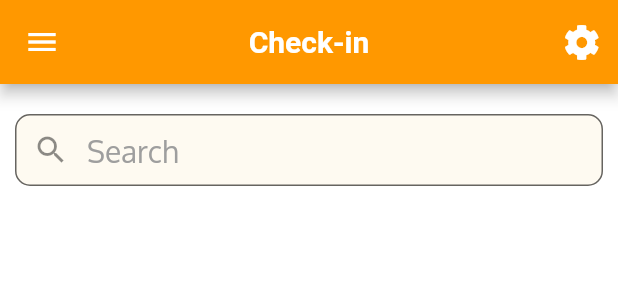
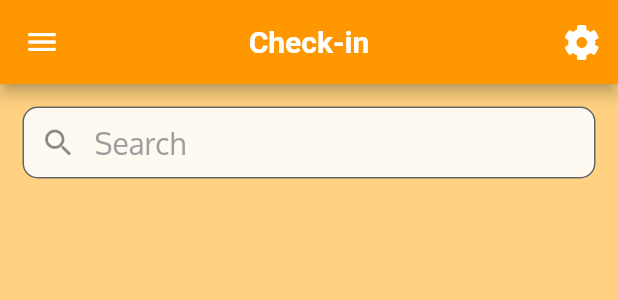
Before and after one commit to Mina-Nabil/StMaryFC, a Flutter app: the HomeScreen widget shown alone on an empty page, opened directly, on a phone screen of 412 x 824 dp. Shown: the top 300 px of the screen. Run offline on Flutter 3.47's test engine with Material 2 defaults, Android fonts, the phone set to English and light mode, and no system bars; our stand-ins replace connectivity, flutter_secure_storage, font_awesome_flutter, image_cropper, image_picker, page_transition and 1 more; accounts and stored records are empty; network calls fail.

Commit message:
Home screen background

```diff
--- a/lib/screens/GroupsScreen.dart
+++ b/lib/screens/GroupsScreen.dart
@@ -94,9 +94,9 @@ class _GroupsScreenState extends State<GroupsScreen> {
       children: [
         Expanded(
           child: Container(
-            padding: EdgeInsets.symmetric(horizontal: 20),
+            padding: EdgeInsets.symmetric(horizontal: 15),
             decoration: BoxDecoration(
-                color: Colors.white, borderRadius: BorderRadius.all(Radius.circular(25)), border: Border.all(color: Color.fromRGBO(79, 50, 0, 1))),
+                color: Colors.white, borderRadius: BorderRadius.all(Radius.circular(15)), border: Border.all(color: Color.fromRGBO(79, 50, 0, 1))),
             child: ListView(
                 children: []
                   ..addAll(formWidgets)
--- a/lib/screens/HomeScreen.dart
+++ b/lib/screens/HomeScreen.dart
@@ -1,5 +1,6 @@
 import 'dart:async';
 import 'package:StMaryFA/providers/UsersProvider.dart';
+import 'package:StMaryFA/screens/FAScreen.dart';
 import 'package:StMaryFA/screens/SettingsScreen.dart';
 import 'package:StMaryFA/widgets/DefDrawer.dart';
 import 'package:StMaryFA/widgets/UserCard.dart';
@@ -29,15 +30,13 @@ class _HomeScreenState extends State<HomeScreen> {
 
   @override
   Widget build(BuildContext context) {
-    return Scaffold(
-      backgroundColor: Theme.of(context).backgroundColor,
+    return FAScreen(
       appBar: AppBar(
         title: Text("Check-in"),
         actions: [IconButton(icon: FaIcon(FontAwesomeIcons.cog), onPressed: () => Navigator.of(context).push(MaterialPageRoute(builder: (context) => SettingsScreen())),)]
       ),
       drawer: DefDrawer(),
       body: Container(
-        padding: EdgeInsets.symmetric(horizontal: 10, vertical: 20),
         child: Container(
           alignment: Alignment.center,
           child: Column(
@@ -67,7 +66,7 @@ class _HomeScreenState extends State<HomeScreen> {
               ),
 
               SizedBox(
-                height: 20,
+                height: 15,
               ),
 
               Expanded(
--- a/lib/widgets/UserCard.dart
+++ b/lib/widgets/UserCard.dart
@@ -15,7 +15,7 @@ class UserCard extends StatelessWidget {
     return Container(
       padding: EdgeInsets.symmetric(vertical: 5, horizontal: 5),
       decoration: BoxDecoration(
-        borderRadius: BorderRadius.circular(5),
+        borderRadius: BorderRadius.circular(10),
         border: Border.all(
           color: Color.fromRGBO(79, 50, 0, 0.2),
         ),
```
